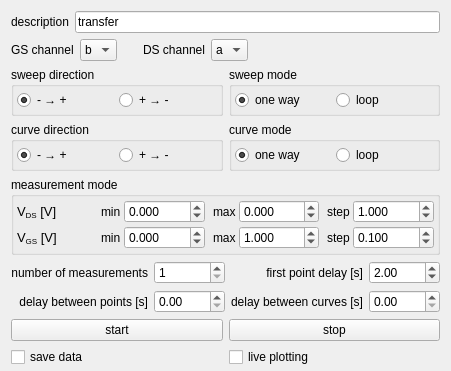
Qt form experiments/transistor_transfer.ui (dean-nanomol/nanomol) before a commit; both pictures show x 0 to 451 and y 0 to 371 of the 451 by 738 pixel window.
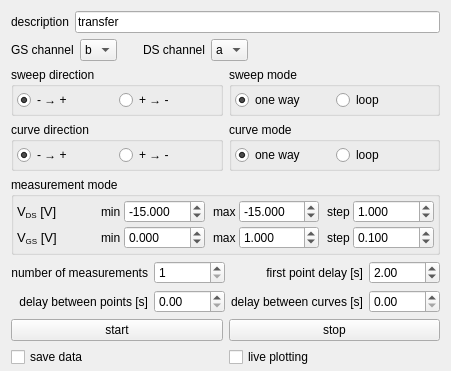
The same form after that commit.

Commit message: update transistor_laser_scan

What changed in the file:
```diff
--- a/experiments/transistor_transfer.ui
+++ b/experiments/transistor_transfer.ui
@@ -350,7 +350,7 @@
            <double>-99.989999999999995</double>
           </property>
           <property name="value">
-           <double>0.000000000000000</double>
+           <double>-15.000000000000000</double>
           </property>
          </widget>
         </item>
@@ -392,7 +392,7 @@
            <double>-99.989999999999995</double>
           </property>
           <property name="value">
-           <double>0.000000000000000</double>
+           <double>-15.000000000000000</double>
           </property>
          </widget>
         </item>
```
The commit also changes 1 other file.
